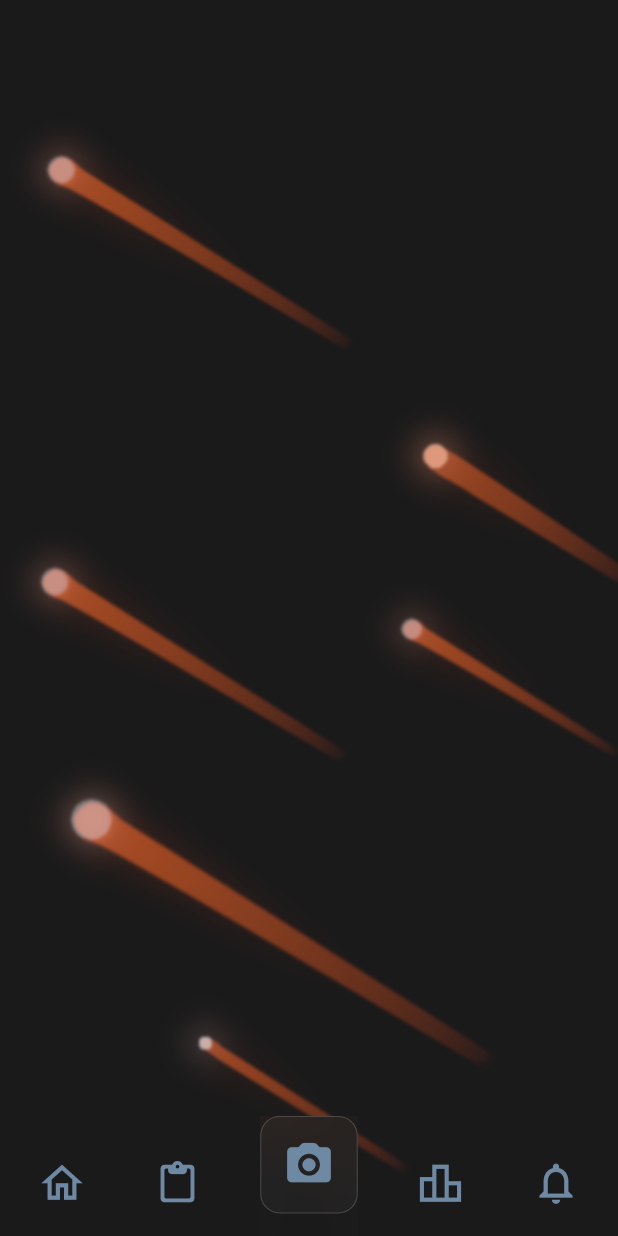
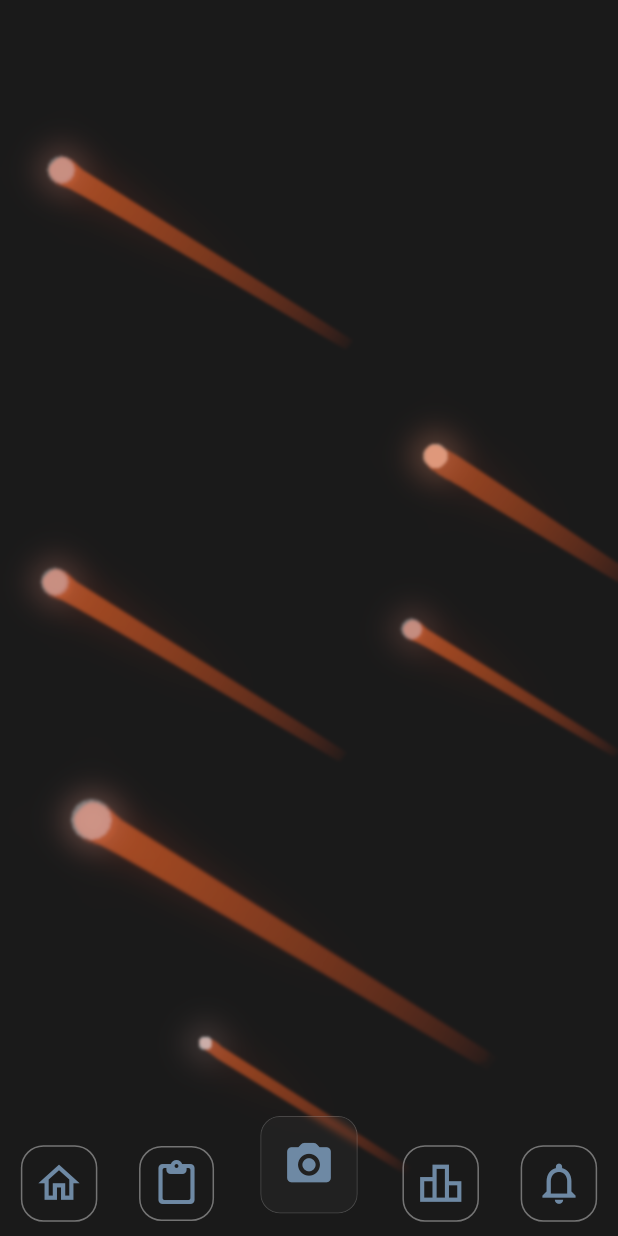
Before and after one commit to Coflnet/collectTheWorldFrontend, a Flutter app: the screen it shows after launch, on a phone screen of 412 x 824 dp. Run offline on Flutter 3.47's test engine with Material 3 defaults, Android fonts, the phone set to English and light mode, and no system bars; missing offline and left inert: dart:ffi, flutter_swipe_detector.

Commit message:
added outline to footer button

```diff
--- a/lib/collectPage/selectedPage.dart
+++ b/lib/collectPage/selectedPage.dart
@@ -74,7 +74,7 @@ class _SelectedPageLabelsState extends State<SelectedPageLabels> {
           return Text(
             widget.text,
             style: TextStyle(
-              fontSize: 30,
+              fontSize: 25,
               color: color,
             ),
           );
--- a/lib/collectPage/slidingWigetBox.dart
+++ b/lib/collectPage/slidingWigetBox.dart
@@ -54,7 +54,7 @@ class _ContainerListViewState extends State<ContainerListView> {
   }
 
   void getItems() async {
-    final response await http.get(Uri.parse("$url/ctw/daily"));
+    final response = await http.get(Uri.parse("$url/ctw/daily"));
     if (response.statusCode == 200) {
       var result = jsonDecode(response.body);
       setState(() {
--- a/lib/footer/footerMain.dart
+++ b/lib/footer/footerMain.dart
@@ -18,7 +18,13 @@ class Footer extends StatelessWidget {
         child: Row(
           mainAxisAlignment: MainAxisAlignment.spaceAround,
           children: [
-            IconButton(
+            Container(
+              decoration: BoxDecoration(
+                  border: Border.all(
+                    color: const Color.fromARGB(118, 221, 221, 221),
+                  ),
+                  borderRadius: BorderRadius.circular(15)),
+              child: IconButton(
                 iconSize: 33,
                 icon: const Icon(Icons.home_outlined,
                     color: Color.fromRGBO(110, 137, 164, 1)),
@@ -27,9 +33,16 @@ class Footer extends StatelessWidget {
                       MaterialPageRoute(builder: (context) => const homePage()))
                 },
               ),
-            IconButton(
-              padding: const EdgeInsets.only(right: 10),
-              iconSize: 30,
+            ),
+            Container(
+              margin: const EdgeInsets.only(right: 10),
+              decoration: BoxDecoration(
+                  border: Border.all(
+                    color: const Color.fromARGB(118, 221, 221, 221),
+                  ),
+                  borderRadius: BorderRadius.circular(15)),
+              child: IconButton(
+                iconSize: 32,
                 icon: const Icon(Icons.paste_rounded,
                     color: Color.fromRGBO(110, 137, 164, 1)),
                 onPressed: () => {
@@ -39,23 +52,38 @@ class Footer extends StatelessWidget {
                           builder: (context) => const CapturePage()))
                 },
               ),
+            ),
             Container(
               width: 50,
             ),
-            IconButton(
-              padding: const EdgeInsets.only(left: 10),
+            Container(
+              margin: const EdgeInsets.only(left: 10),
+              decoration: BoxDecoration(
+                  border: Border.all(
+                    color: const Color.fromARGB(118, 221, 221, 221),
+                  ),
+                  borderRadius: BorderRadius.circular(15)),
+              child: IconButton(
                 iconSize: 33,
                 icon: const Icon(Icons.leaderboard_outlined,
                     color: Color.fromRGBO(110, 137, 164, 1)),
                 onPressed: () => {},
               ),
-            IconButton(
+            ),
+            Container(
+              decoration: BoxDecoration(
+                  border: Border.all(
+                    color: const Color.fromARGB(118, 221, 221, 221),
+                  ),
+                  borderRadius: BorderRadius.circular(15)),
+              child: IconButton(
                 iconSize: 33,
                 icon: const Icon(
                   Icons.notifications_outlined,
                   color: Color.fromRGBO(110, 137, 164, 1),
                 ),
                 onPressed: () => {},
+              ),
             )
           ],
         ),
@@ -69,17 +97,22 @@ class cameraButton extends StatelessWidget {
 
   @override
   Widget build(BuildContext context) {
-    return ClipRect(
+    return Container(
+      margin: const EdgeInsets.only(bottom: 15),
+      child: ClipRRect(
+
+        borderRadius: BorderRadius.circular(13),
         child: new BackdropFilter(
-        filter: new ImageFilter.blur(sigmaX: 30.0, sigmaY: 30.0),
+          filter: new ImageFilter.blur(sigmaX: 2.0, sigmaY: 2.0),
           child: new Container(
-          margin: const EdgeInsets.only(bottom: 15),
+
             width: 65,
             height: 65,
             decoration: new BoxDecoration(
               color: const Color.fromARGB(255, 207, 207, 207).withOpacity(0.04),
               borderRadius: BorderRadius.circular(13),
-            border: Border.all(color: const Color.fromARGB(43, 255, 255, 255), width: 0.7),
+              border: Border.all(
+                  color: const Color.fromARGB(43, 255, 255, 255), width: 0.7),
             ),
             child: IconButton(
               iconSize: 35,
@@ -89,6 +122,7 @@ class cameraButton extends StatelessWidget {
             ),
           ),
         ),
+      ),
     );
   }
 }
```
Also changed, not shown: lib/collectPage/header.dart (+16 -17 lines). Lines whose indentation alone changed are shown as unchanged.
